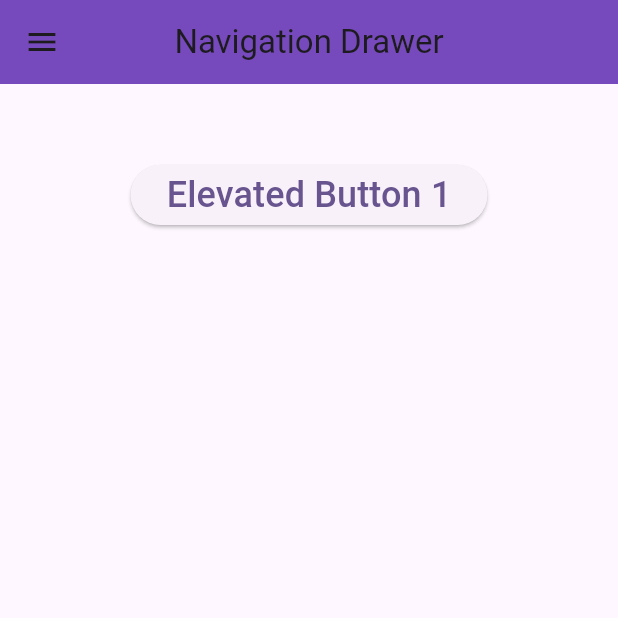
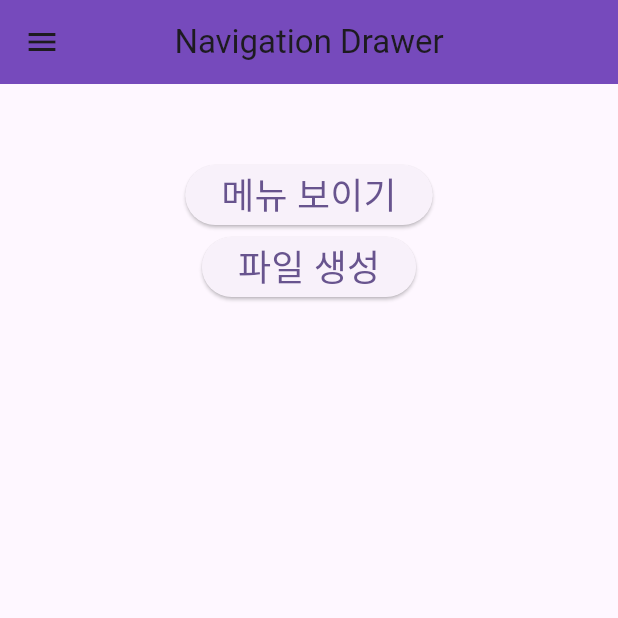
Before and after one commit to icksishu/gaji, a Flutter app: the screen it shows after launch, on a phone screen of 412 x 824 dp, the top half of it. Run offline on Flutter 3.47's test engine with Material 3 defaults, Android fonts, the phone set to English and light mode, and no system bars.

Commit message:
파일 생성 테스트 완료

```diff
--- a/lib/main.dart
+++ b/lib/main.dart
@@ -1,6 +1,10 @@
+import 'dart:io';
+import 'package:path_provider/path_provider.dart';
 import 'package:flutter/material.dart';
+import 'package:intl/intl.dart';
 
 void main() {
+  debugPrint("some Print");
   runApp(const GajiApp());
 }
 
@@ -16,7 +20,7 @@ class GajiApp extends StatelessWidget {
         colorScheme: ColorScheme.fromSeed(seedColor: Colors.deepPurple),
         useMaterial3: true,
       ),
-      home: const NavigationDrawerDemo(),//const MyHomePage(title: 'Flutter Demo Home Page'),
+      home: const NavigationDrawerPage(),//const MyHomePage(title: 'Flutter Demo Home Page'),
     );
   }
 }
@@ -68,15 +72,26 @@ class _MyHomePageState extends State<MyHomePage> {
   }
 }
 
-class NavigationDrawerDemo extends StatefulWidget {
-  const NavigationDrawerDemo({Key? key}) : super(key: key);
+class NavigationDrawerPage extends StatefulWidget {
+  const NavigationDrawerPage({Key? key}) : super(key: key);
 
   @override
-  State<NavigationDrawerDemo> createState() => _NavigationDrawerDemoState();
+  State<NavigationDrawerPage> createState() => _NavigationDrawerPageState();
 }
 
-class _NavigationDrawerDemoState extends State<NavigationDrawerDemo> {
+class _NavigationDrawerPageState extends State<NavigationDrawerPage> {
   final GlobalKey<ScaffoldState> _key = GlobalKey(); // Create a key
+
+  void fileWrite() async {
+    Directory appDocumentDirectory = await getApplicationDocumentsDirectory();
+    var today = DateTime.now();
+    var dateString = DateFormat("yyyyMMddhhmmss").format(today);
+
+    String appDocumentPath = appDocumentDirectory.path;
+    var file = File("$appDocumentPath/$dateString.txt");
+    file.writeAsString("$dateString: test1");
+    debugPrint("file.path: $file.path");
+  }
 
   @override
   Widget build(BuildContext context) {
@@ -126,7 +141,17 @@ class _NavigationDrawerDemoState extends State<NavigationDrawerDemo> {
                 _key.currentState!.openDrawer(); //<-- SEE HERE
               },
               child: const Text(
-                'Elevated Button 1',
+                '메뉴 보이기',
+                style: TextStyle(fontSize: 24),
+              ),
+            ),
+            ElevatedButton(
+              onPressed: () {
+                debugPrint("onPressed fileWrite");
+                fileWrite();
+              },
+              child: const Text(
+                '파일 생성',
                 style: TextStyle(fontSize: 24),
               ),
             ),
--- a/pubspec.yaml
+++ b/pubspec.yaml
@@ -35,6 +35,8 @@ dependencies:
   # The following adds the Cupertino Icons font to your application.
   # Use with the CupertinoIcons class for iOS style icons.
   cupertino_icons: ^1.0.2
+  path_provider: ^2.1.2
+  intl: ^0.19.0
 
 dev_dependencies:
   flutter_test:
```
Also changed, not shown: pubspec.lock, 1 other file.
